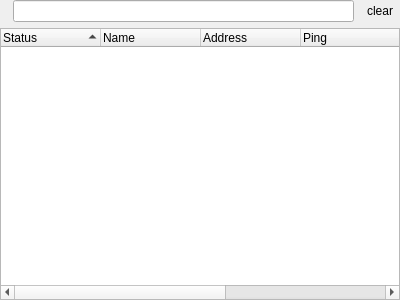
Old version of the form src/servlistwidget.ui in the repository navrocky/urtconnector.
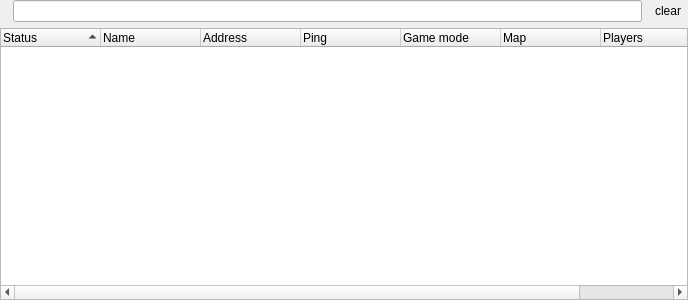
New version of the form. Icons and pictures are not drawn.

Commit message: server password visualization. server_info css-style fix.

Patch:
```diff
--- a/src/servlistwidget.ui
+++ b/src/servlistwidget.ui
@@ -6,7 +6,7 @@
    <rect>
     <x>0</x>
     <y>0</y>
-    <width>400</width>
+    <width>688</width>
     <height>300</height>
    </rect>
   </property>
@@ -125,6 +125,11 @@
        <string>Players</string>
       </property>
      </column>
+     <column>
+      <property name="text">
+       <string>Password</string>
+      </property>
+     </column>
     </widget>
    </item>
   </layout>
```
The commit also changes 8 other files.
